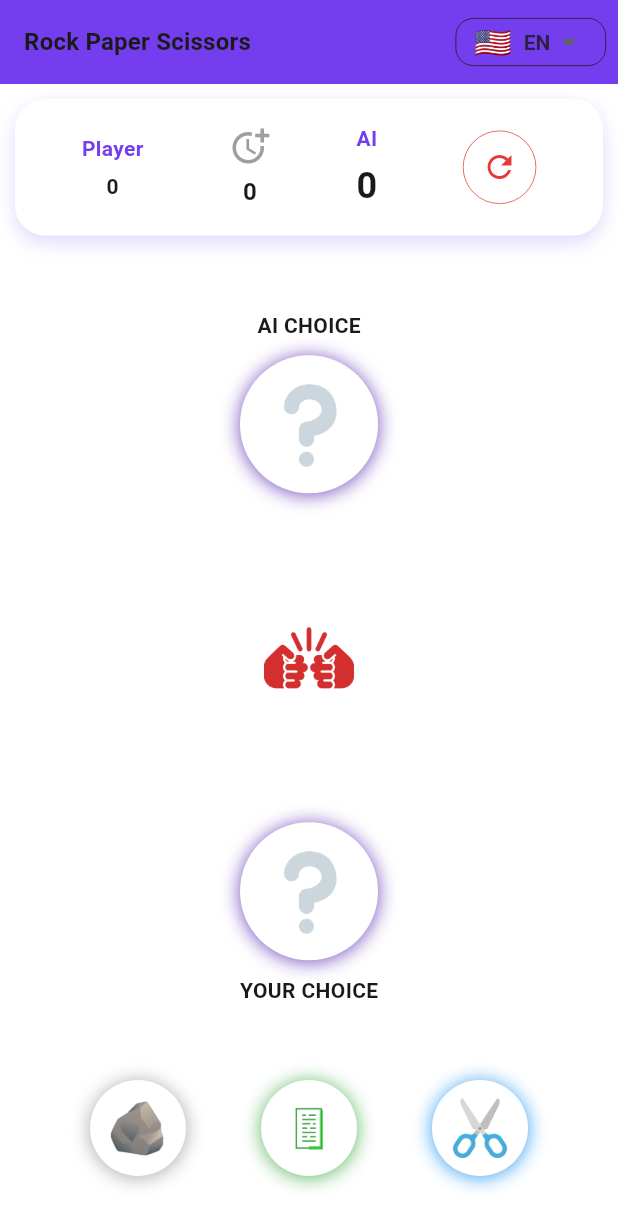
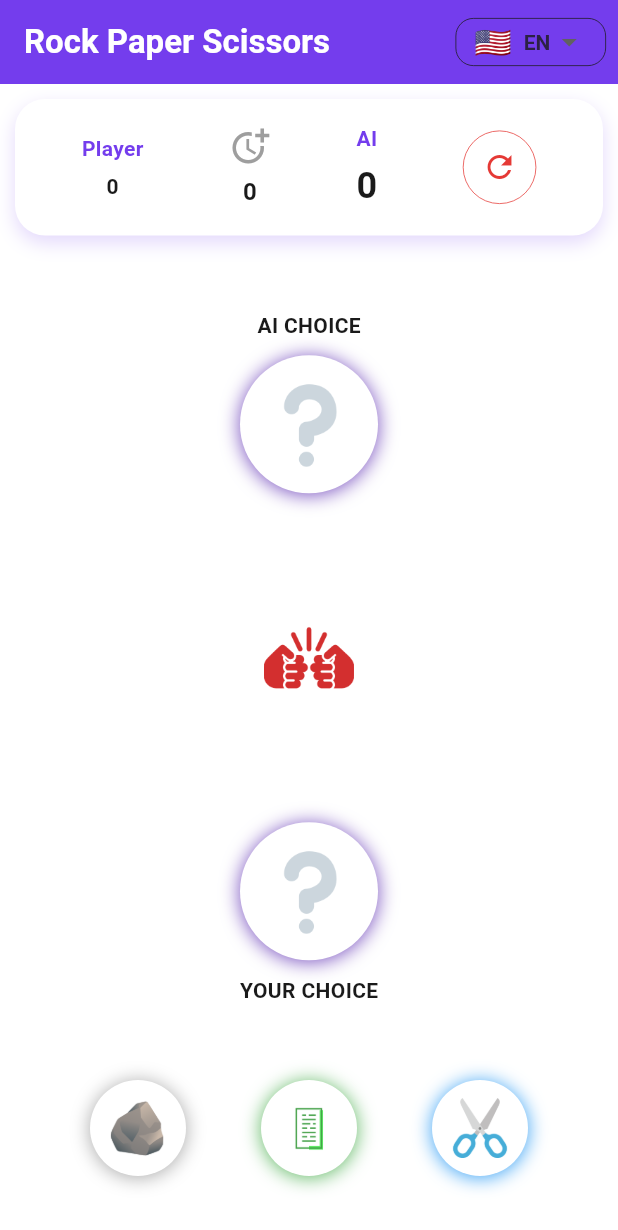
Before and after one commit to dididnk/rock_paper_scissor, a Flutter app: the screen it shows after launch, on a phone screen of 412 x 824 dp. Shown: the top 1230 px of the screen. Run offline on Flutter 3.47's test engine with Material 3 defaults, Android fonts, the phone set to English and light mode, and no system bars; our stand-ins replace loading_animation_widget.

Commit message:
update with macOs

```diff
--- a/rock_paper_scissors/l10n.yaml
+++ b/rock_paper_scissors/l10n.yaml
@@ -1,4 +1,3 @@
 arb-dir: lib/l10n
 template-arb-file: intl_en.arb
 output-localization-file: app_localizations.dart
-synthetic-package: false # Disable synthetic package output
--- a/rock_paper_scissors/lib/pages/home_page.dart
+++ b/rock_paper_scissors/lib/pages/home_page.dart
@@ -396,9 +396,10 @@ class _HomePageState extends State<HomePage>
           l10n.appTitle,
           style: Theme.of(
             context,
-          ).textTheme.titleMedium?.copyWith(fontWeight: FontWeight.bold),
+          ).textTheme.titleLarge?.copyWith(fontWeight: FontWeight.bold, color: Colors.white),
         ),
         actions: [LanguageWidget()],
+        centerTitle: false,
       ),
       body: SafeArea(
         child: Container(
```
Also changed, not shown: 11 other files.
